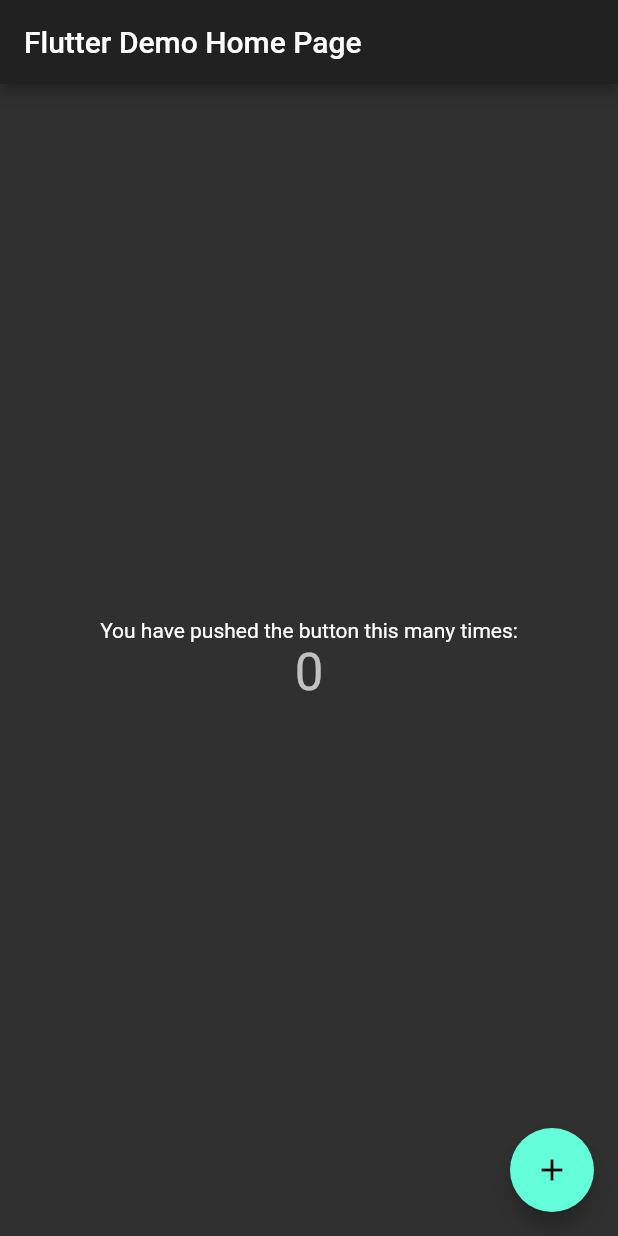
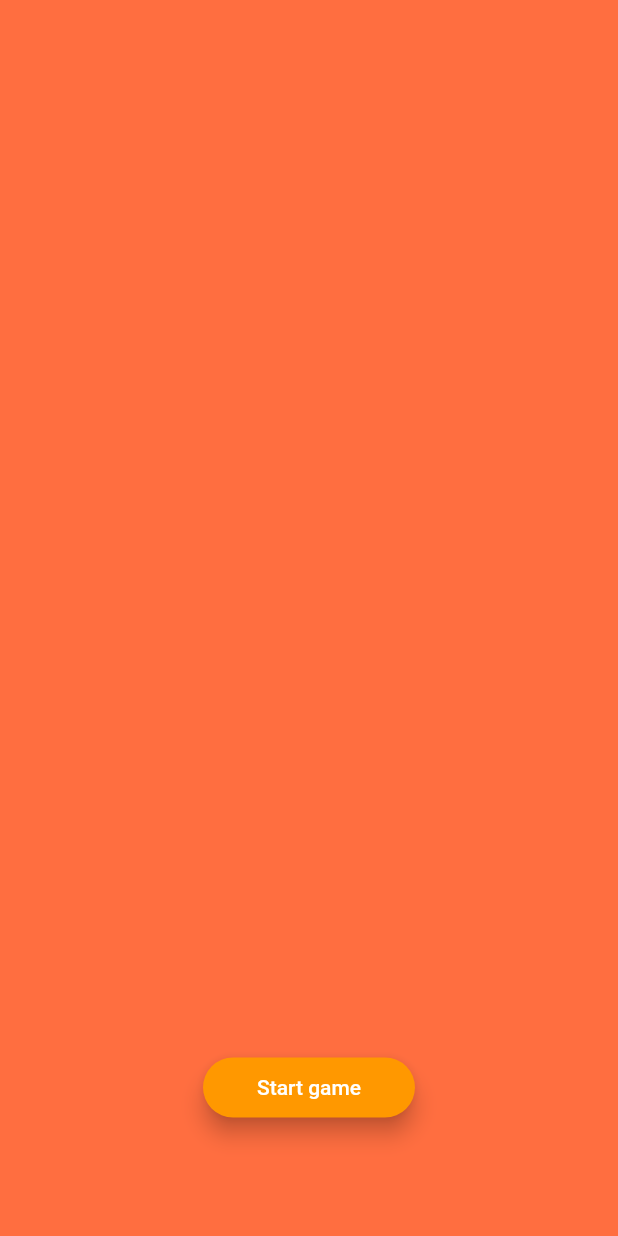
Before and after one commit to bierbaumtim/SuperBingo, a Flutter app: the screen it shows after launch, on a phone screen of 412 x 824 dp. Run offline on Flutter 3.47's test engine with Material 2 defaults, Android fonts, the phone set to English and light mode, and no system bars; our stand-ins replace connectivity.

Commit message:
implement first core functions

```diff
--- a/lib/main.dart
+++ b/lib/main.dart
@@ -1,62 +1,8 @@
 import 'package:flutter/material.dart';
+import 'package:superbingo/superbingo.dart';
 
-void main() => runApp(MyApp());
-
-class MyApp extends StatelessWidget {
-  // This widget is the root of your application.
-  @override
-  Widget build(BuildContext context) {
-    return MaterialApp(
-      title: 'Flutter Demo',
-      theme: ThemeData.dark(),
-      home: MyHomePage(title: 'Flutter Demo Home Page'),
-    );
-  }
+void main() async {
+  runApp(
+    SuperBingo(),
+  );
 }
-
-class MyHomePage extends StatefulWidget {
-  const MyHomePage({Key key, this.title}) : super(key: key);
-
-  final String title;
-
-  @override
-  _MyHomePageState createState() => _MyHomePageState();
-}
-
-class _MyHomePageState extends State<MyHomePage> {
-  int _counter = 0;
-
-  void _incrementCounter() {
-    setState(() {
-      _counter++;
-    });
-  }
-
-  @override
-  Widget build(BuildContext context) {
-    return Scaffold(
-      appBar: AppBar(
-        title: Text(widget.title),
-      ),
-      body: Center(
-        child: Column(
-          mainAxisAlignment: MainAxisAlignment.center,
-          children: <Widget>[
-            Text(
-              'You have pushed the button this many times:',
-            ),
-            Text(
-              '$_counter',
-              style: Theme.of(context).textTheme.display1,
-            ),
-          ],
-        ),
-      ),
-      floatingActionButton: FloatingActionButton(
-        onPressed: _incrementCounter,
-        tooltip: 'Increment',
-        child: Icon(Icons.add),
-      ), // This trailing comma makes auto-formatting nicer for build methods.
-    );
-  }
-}
--- a/lib/models/app_models/rules.dart
+++ b/lib/models/app_models/rules.dart
@@ -1,7 +1,12 @@
+import 'package:superbingo/models/app_models/card.dart';
+
 class Rules {
   static final Rules instance = Rules._internal();
 
   factory Rules() => instance;
 
   Rules._internal();
+
+  static isCardAllowed(Card card, Card topCard) =>
+      card.color == topCard.color || card.number == topCard.number;
 }
--- /dev/null
+++ b/lib/pages/start.dart
@@ -0,0 +1,41 @@
+import 'package:flutter/material.dart';
+
+class StartPage extends StatefulWidget {
+  @override
+  _StartPageState createState() => _StartPageState();
+}
+
+class _StartPageState extends State<StartPage> {
+  @override
+  Widget build(BuildContext context) {
+    return Scaffold(
+      body: SafeArea(
+        child: Stack(
+          children: <Widget>[
+            Positioned(
+              bottom: 75,
+              left: 0,
+              right: 0,
+              child: Center(
+                child: RaisedButton(
+                  onPressed: () {},
+                  child: const Text('Start game'),
+                  shape: RoundedRectangleBorder(
+                    borderRadius: BorderRadius.circular(50),
+                  ),
+                  padding: const EdgeInsets.symmetric(
+                    vertical: 12,
+                    horizontal: 36,
+                  ),
+                  textColor: Colors.white,
+                  color: Colors.orange,
+                  elevation: 6.0,
+                ),
+              ),
+            ),
+          ],
+        ),
+      ),
+    );
+  }
+}
--- a/lib/services.dart
+++ b/lib/services.dart
@@ -1,6 +1,8 @@
 // import 'package:cloud_firestore/cloud_firestore.dart';
 import 'package:superbingo/models/app_models/game.dart';
 
+/// `NetworkService` provides all functions needed for online multiplayer part of the game.
+/// Every incoming and outgoing data will be processed by it.
 class NetworkService {
   static final NetworkService instance = NetworkService._internal();
 
@@ -12,3 +14,7 @@ class NetworkService {
     // final gameDoc = Firestore.instance.collection('games').add(nGame.toNetworkJson());
   }
 }
+
+/// Actions describing the current game state.
+/// Also each actions are indicators for the UI to start animations or other stuff
+enum Action { playCard, startGame, dealCards }
--- /dev/null
+++ b/lib/superbingo.dart
@@ -0,0 +1,20 @@
+import 'package:flutter/material.dart';
+import 'package:superbingo/pages/start.dart';
+
+class SuperBingo extends StatefulWidget {
+  @override
+  _SuperBingoState createState() => _SuperBingoState();
+}
+
+class _SuperBingoState extends State<SuperBingo> {
+  @override
+  Widget build(BuildContext context) {
+    return MaterialApp(
+      themeMode: ThemeMode.light,
+      theme: ThemeData.light().copyWith(
+        scaffoldBackgroundColor: Colors.deepOrangeAccent,
+      ),
+      home: StartPage(),
+    );
+  }
+}
--- a/lib/utils/stack.dart
+++ b/lib/utils/stack.dart
@@ -18,4 +18,8 @@ class Stack<E> {
   }
 
   E get first => _queue.first;
+
+  List<E> toList() => _queue.toList();
+
+  void fromList(Iterable<E> list) => _queue = Queue.from(list);
 }
```
Also changed, not shown: lib/models/app_models/card.dart (+25 -1 lines), lib/models/app_models/game.dart (+37 -2 lines), lib/models/app_models/player.dart (+7 -3 lines), 2 other files.
